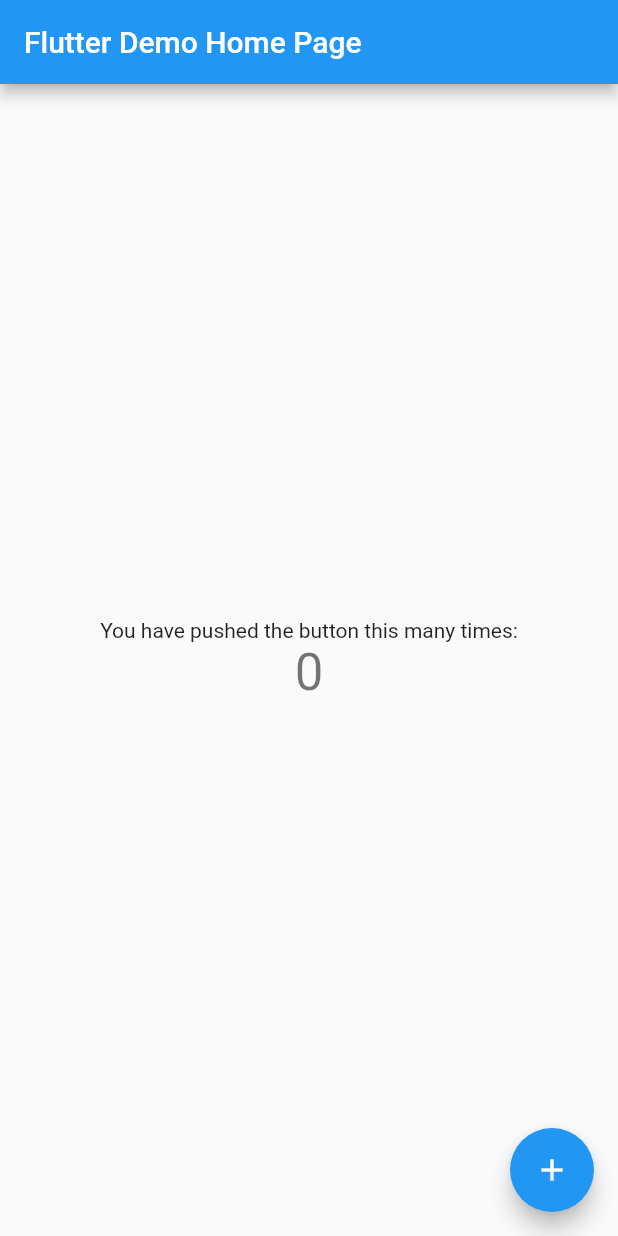
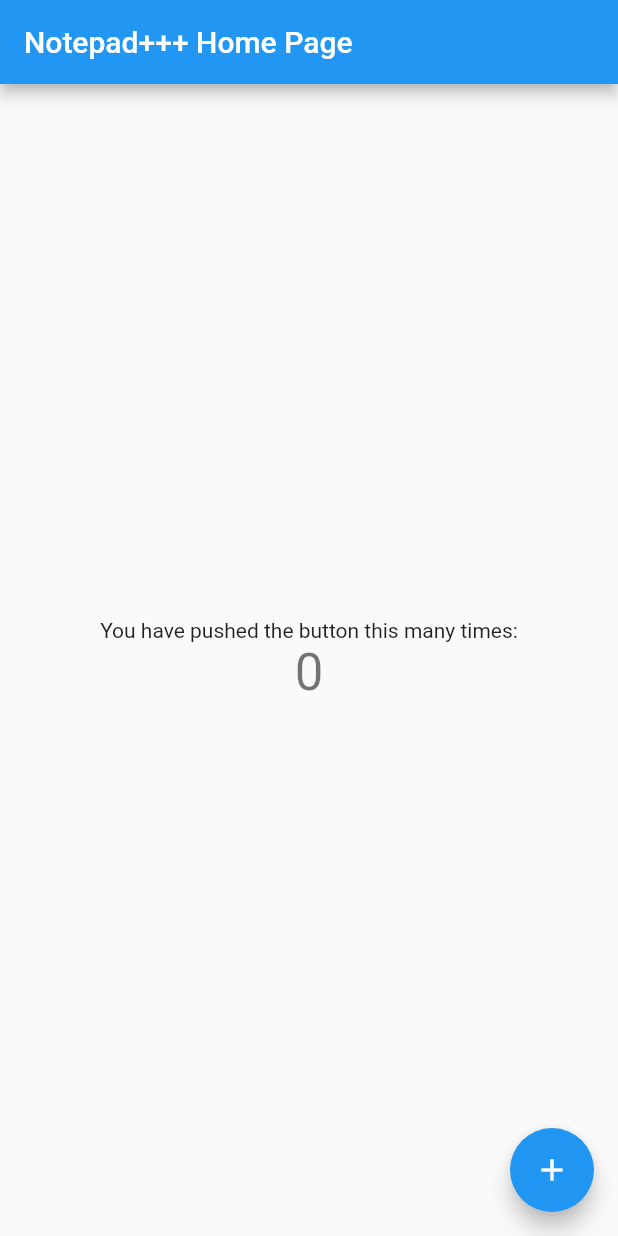
Before and after one commit to mccreemainwoody/notepadd, a Flutter app: the screen it shows after launch, on a phone screen of 412 x 824 dp. Run offline on Flutter 3.47's test engine with Material 2 defaults, Android fonts, the phone set to English and light mode, and no system bars.

Commit message:
Changement du nom sur main.dart
amogus

```diff
--- a/lib/main.dart
+++ b/lib/main.dart
@@ -11,7 +11,7 @@ class MyApp extends StatelessWidget {
   @override
   Widget build(BuildContext context) {
     return MaterialApp(
-      title: 'Flutter Demo',
+      title: 'Notepad+++',
       theme: ThemeData(
         // This is the theme of your application.
         //
@@ -24,7 +24,7 @@ class MyApp extends StatelessWidget {
         // is not restarted.
         primarySwatch: Colors.blue,
       ),
-      home: const MyHomePage(title: 'Flutter Demo Home Page'),
+      home: const MyHomePage(title: 'Notepad+++ Home Page'),
     );
   }
 }
```
